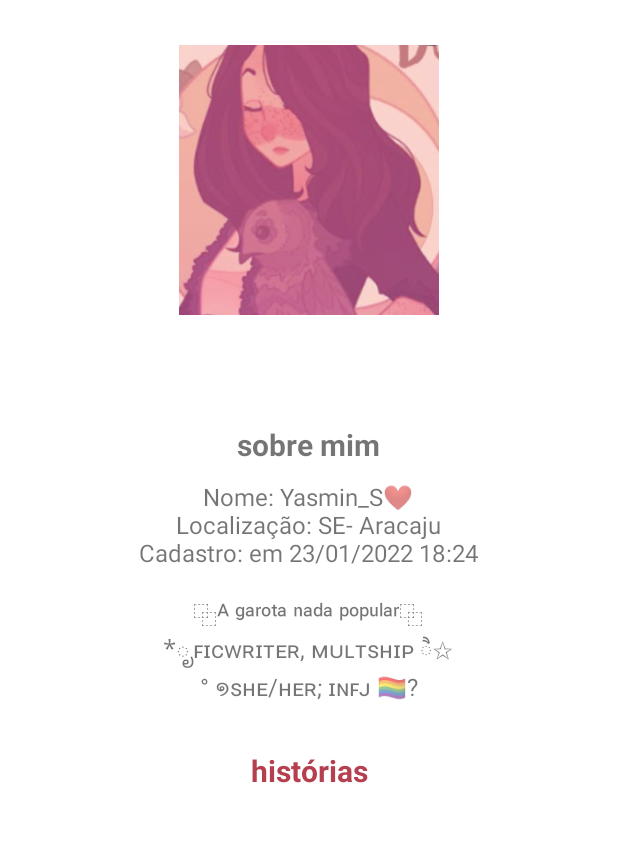
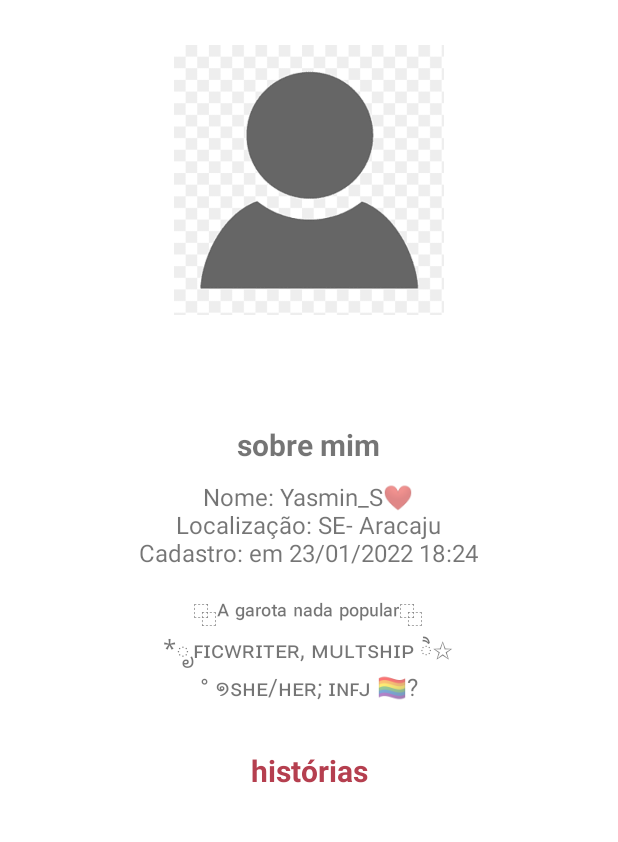
Before and after one commit to GHBAlbuquerque/befic_kotlin_fiap, an Android app: the UserProfileActivity screen opened directly, with no data from a screen before it, on a phone screen of 412 x 824 dp, the part 178-1020 px from its top. Run offline under Robolectric (Android 15) with nearby library versions, the phone set to English and light mode, and no system bars; 3 statements that could not run were skipped.

Commit message:
feature: ajusta avatar / insere mensagem de user sem historias / passa valores mockados

```diff
--- a/app/src/main/java/com/fiap/befic/activity/StoryReadActivity.kt
+++ b/app/src/main/java/com/fiap/befic/activity/StoryReadActivity.kt
@@ -1,12 +1,15 @@
 package com.fiap.befic.activity
 
+import android.os.Bundle
 import androidx.appcompat.app.AppCompatActivity
-import android.os.Bundle
 import com.fiap.befic.R
 
 class StoryReadActivity : AppCompatActivity() {
     override fun onCreate(savedInstanceState: Bundle?) {
         super.onCreate(savedInstanceState)
+
+        val userId = intent.getSerializableExtra("USER_ID") as Long
+        val storyId = intent.getSerializableExtra("STORY_ID") as Long
         setContentView(R.layout.activity_story_read)
     }
 }
--- a/app/src/main/res/layout/activity_user_profile.xml
+++ b/app/src/main/res/layout/activity_user_profile.xml
@@ -36,7 +36,7 @@
                 android:layout_gravity="center"
                 android:layout_marginTop="30sp"
                 android:textAlignment="center"
-                app:srcCompat="@drawable/avatar" />
+                app:srcCompat="@drawable/avatar_blank" />
 
             <TextView
                 android:id="@+id/txv_nome"
```
Also changed, not shown: app/src/main/java/com/fiap/befic/activity/UserProfileActivity.kt (+10 -0 lines), app/src/main/res/drawable-v24/avatar_blank.PNG (added).
